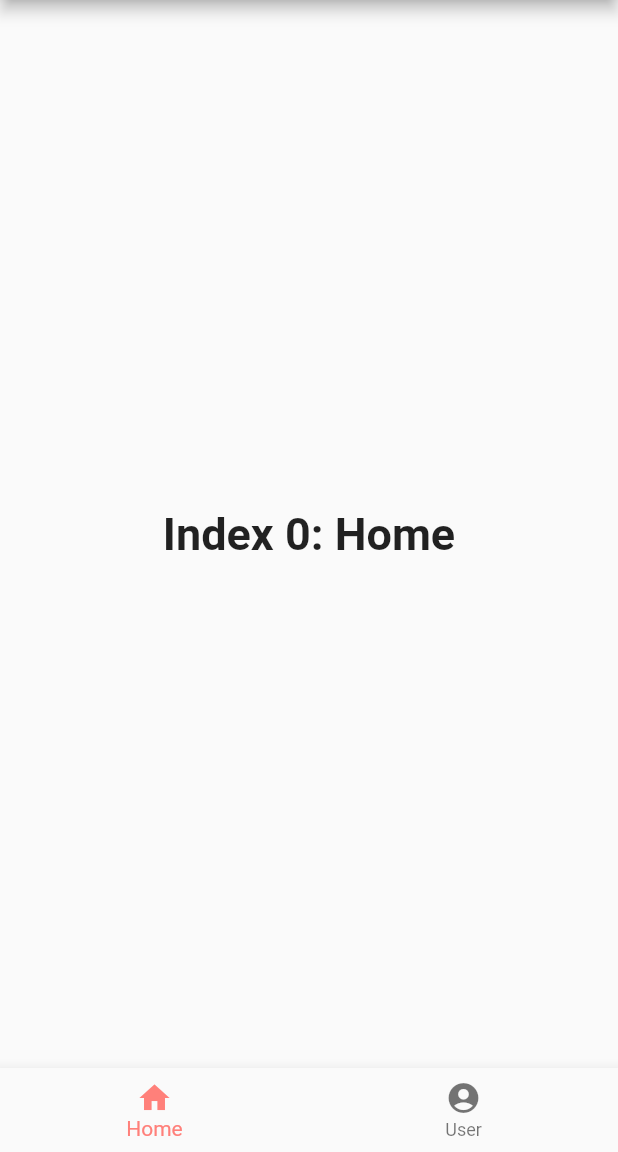
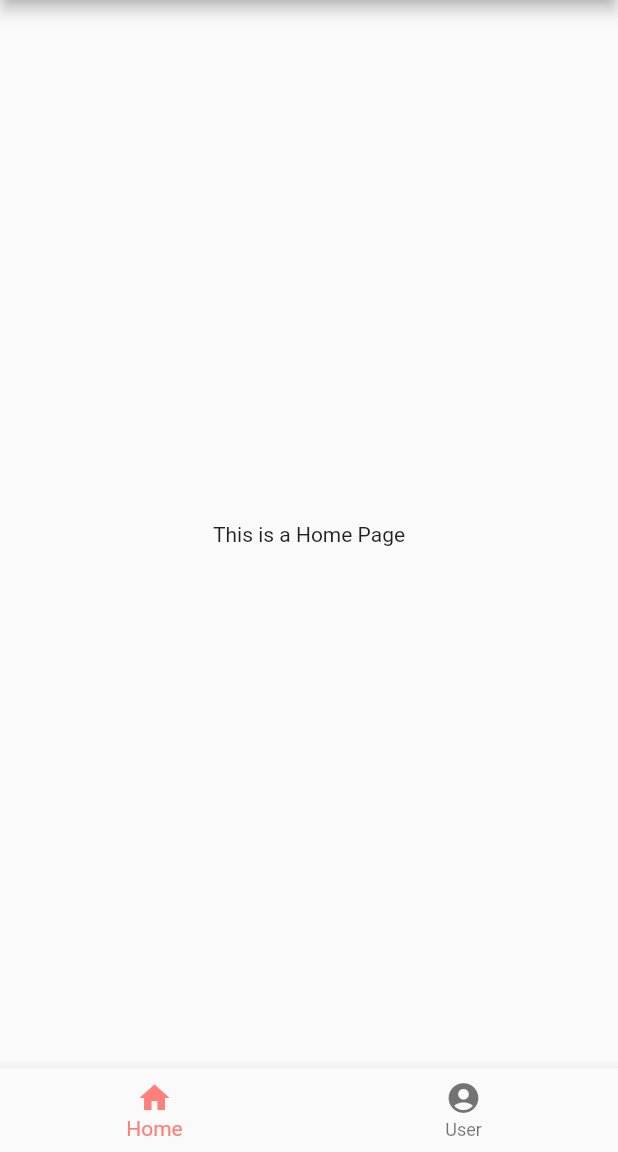
Before and after one commit to 2022-solution-challenge/PDG-fe-study-sy, a Flutter app: the screen it shows after launch, on a phone screen of 412 x 824 dp, the part 84-1236 px from its top. Run offline on Flutter 3.47's test engine with Material 2 defaults, Android fonts, the phone set to English and light mode, and no system bars.

Commit message:
Add : Divide nagigator page into statlelessPage

```diff
--- a/flutter_test_app/lib/main.dart
+++ b/flutter_test_app/lib/main.dart
@@ -16,6 +16,29 @@ class MyApp extends StatelessWidget {
   }
 }
 
+class HomePage extends StatelessWidget {
+  const HomePage({Key? key}) : super(key: key);
+
+  @override
+  Widget build(BuildContext context) {
+    return Center(
+      child: Text('This is a Home Page'),
+    );
+  }
+}
+
+class UserPage extends StatelessWidget {
+  const UserPage({Key? key}) : super(key: key);
+
+  @override
+  Widget build(BuildContext context) {
+    return Center(
+      child: Text('This is a User Page'),
+    );
+  }
+}
+
+
 class MyStatefulWidget extends StatefulWidget {
   const MyStatefulWidget({Key? key}) : super(key: key);
 
@@ -28,14 +51,8 @@ class _MyStatefulWidgetState extends State<MyStatefulWidget> {
   static const TextStyle optionStyle =
       TextStyle(fontSize: 30, fontWeight: FontWeight.bold);
   static const List<Widget> _widgetOptions = <Widget>[
-    Text(
-      'Index 0: Home',
-      style: optionStyle,
-    ),
-    Text(
-      'Index 1: Business',
-      style: optionStyle,
-    ),
+    HomePage(),
+    UserPage(),
   ];
 
   void _onItemTapped(int index) {
```
